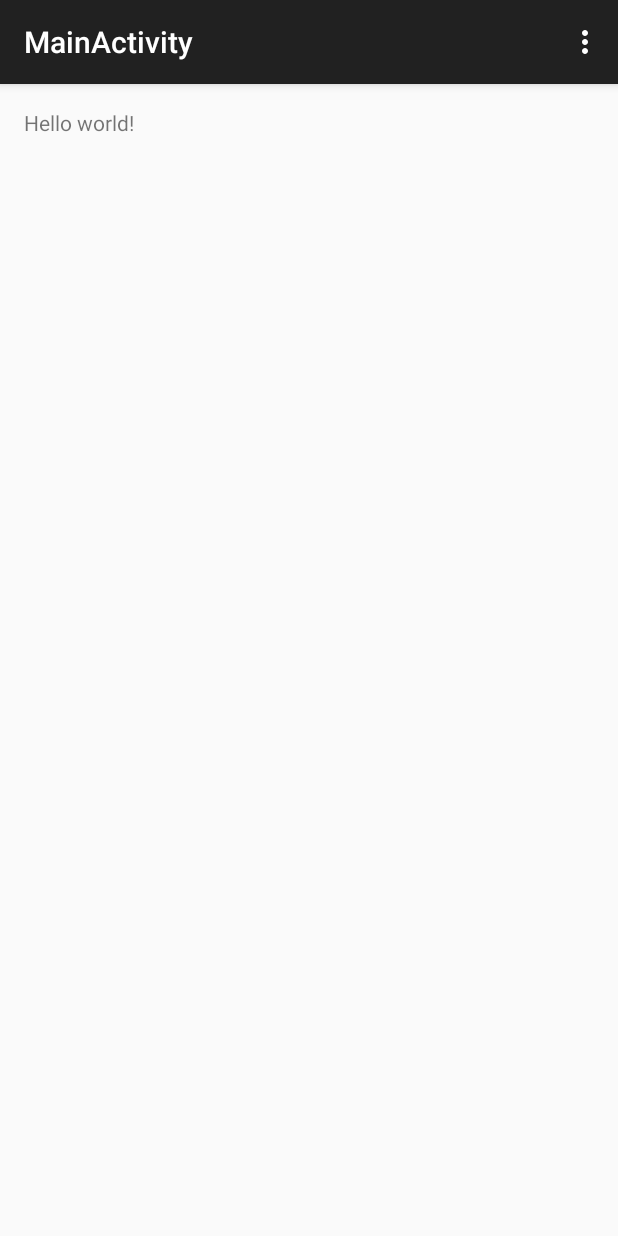
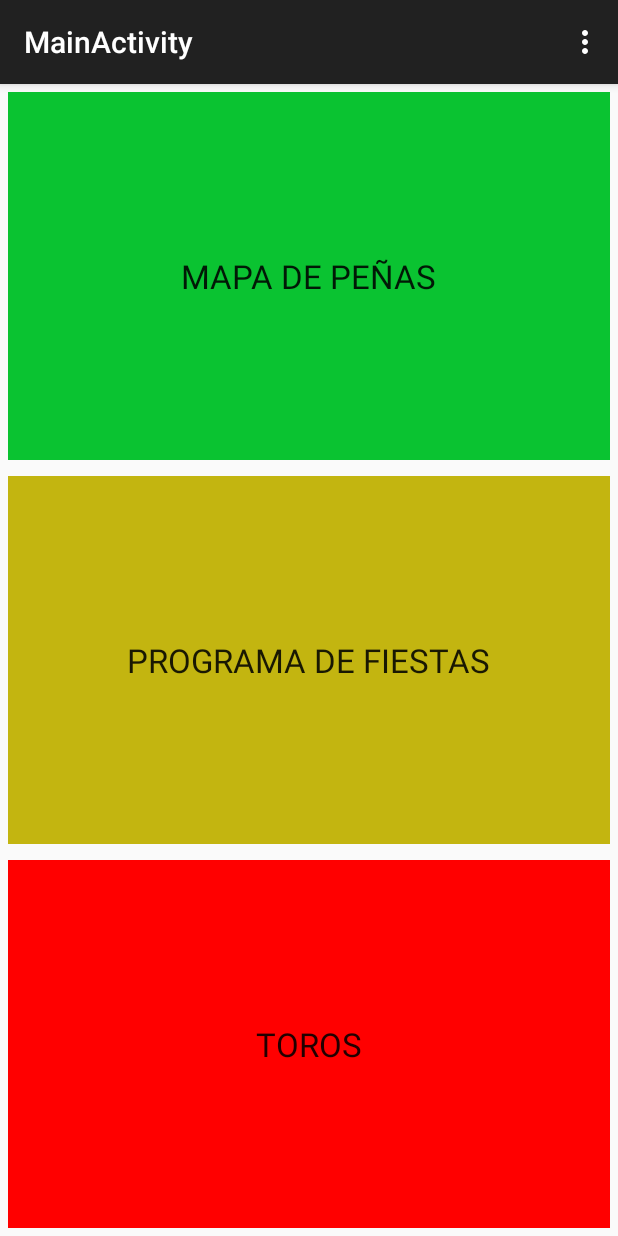
Before and after one commit to jesdela/SanRoman, an Android app: the screen it shows after launch (MainActivity), on a phone screen of 412 x 824 dp. Run offline under Robolectric (Android 15) with nearby library versions, the phone set to English and light mode, and no system bars.

```diff
--- a/app/build.gradle
+++ b/app/build.gradle
@@ -22,4 +22,5 @@ android {
 dependencies {
     compile fileTree(dir: 'libs', include: ['*.jar'])
     compile 'com.android.support:appcompat-v7:22.2.1'
+    compile 'com.google.android.gms:play-services:7.5.0'
 }
--- a/app/src/main/java/com/jldes/fiestassanromandehornija/MainActivity.java
+++ b/app/src/main/java/com/jldes/fiestassanromandehornija/MainActivity.java
@@ -1,9 +1,12 @@
 package com.jldes.fiestassanromandehornija;
 
+import android.content.Intent;
 import android.support.v7.app.AppCompatActivity;
 import android.os.Bundle;
 import android.view.Menu;
 import android.view.MenuItem;
+import android.view.View;
+import android.widget.RelativeLayout;
 
 public class MainActivity extends AppCompatActivity {
 
@@ -11,6 +14,27 @@ public class MainActivity extends AppCompatActivity {
     protected void onCreate(Bundle savedInstanceState) {
         super.onCreate(savedInstanceState);
         setContentView(R.layout.activity_main);
+        RelativeLayout mapa = (RelativeLayout)findViewById(R.id.boton_mapa);
+        RelativeLayout programa = (RelativeLayout)findViewById(R.id.boton_programa);
+        RelativeLayout toros = (RelativeLayout)findViewById(R.id.boton_toros);
+        mapa.setOnClickListener(new View.OnClickListener() {
+            @Override
+            public void onClick(View v) {
+                startActivity(new Intent(MainActivity.this,Mapa.class));
+            }
+        });
+        programa.setOnClickListener(new View.OnClickListener() {
+            @Override
+            public void onClick(View v) {
+                startActivity(new Intent(MainActivity.this,Programa.class));
+            }
+        });
+        toros.setOnClickListener(new View.OnClickListener() {
+            @Override
+            public void onClick(View v) {
+                startActivity(new Intent(MainActivity.this,Toros.class));
+            }
+        });
     }
 
     @Override
--- a/app/src/main/res/layout/activity_main.xml
+++ b/app/src/main/res/layout/activity_main.xml
@@ -1,12 +1,72 @@
 <RelativeLayout xmlns:android="http://schemas.android.com/apk/res/android"
-    xmlns:tools="http://schemas.android.com/tools" android:layout_width="match_parent"
-    android:layout_height="match_parent" android:paddingLeft="@dimen/activity_horizontal_margin"
-    android:paddingRight="@dimen/activity_horizontal_margin"
-    android:paddingTop="@dimen/activity_vertical_margin"
-    android:paddingBottom="@dimen/activity_vertical_margin"
+    xmlns:tools="http://schemas.android.com/tools"
+    android:layout_width="match_parent"
+    android:layout_height="match_parent"
     tools:context="com.jldes.fiestassanromandehornija.MainActivity">
 
-    <TextView android:text="@string/hello_world" android:layout_width="wrap_content"
-        android:layout_height="wrap_content" />
+    <LinearLayout
+        android:layout_width="match_parent"
+        android:layout_height="match_parent"
+        android:layout_centerHorizontal="true"
+        android:layout_centerVertical="true"
+        android:orientation="vertical">
+
+        <RelativeLayout
+            android:layout_width="match_parent"
+            android:layout_height="match_parent"
+            android:layout_gravity="center_horizontal"
+            android:layout_margin="5dp"
+            android:layout_weight="1"
+            android:background="#0ac331"
+            android:id="@+id/boton_mapa">
+
+            <TextView
+                android:id="@+id/textView"
+                android:layout_width="wrap_content"
+                android:layout_height="wrap_content"
+                android:layout_centerHorizontal="true"
+                android:layout_centerVertical="true"
+                android:text="MAPA DE PEÑAS"
+                android:textAppearance="?android:attr/textAppearanceLarge" />
+        </RelativeLayout>
+
+        <RelativeLayout
+            android:layout_width="match_parent"
+            android:layout_height="match_parent"
+            android:layout_gravity="center_horizontal"
+            android:layout_margin="5dp"
+            android:layout_weight="1"
+            android:background="#c3b510"
+            android:id="@+id/boton_programa">
+
+            <TextView
+                android:id="@+id/textView2"
+                android:layout_width="wrap_content"
+                android:layout_height="wrap_content"
+                android:layout_centerHorizontal="true"
+                android:layout_centerVertical="true"
+                android:text="PROGRAMA DE FIESTAS"
+                android:textAppearance="?android:attr/textAppearanceLarge" />
+        </RelativeLayout>
+
+        <RelativeLayout
+            android:layout_width="match_parent"
+            android:layout_height="match_parent"
+            android:layout_gravity="center_horizontal"
+            android:layout_margin="5dp"
+            android:layout_weight="1"
+            android:background="#ff0000"
+            android:id="@+id/boton_toros">
+
+            <TextView
+                android:id="@+id/textView3"
+                android:layout_width="wrap_content"
+                android:layout_height="wrap_content"
+                android:layout_centerHorizontal="true"
+                android:layout_centerVertical="true"
+                android:text="TOROS"
+                android:textAppearance="?android:attr/textAppearanceLarge" />
+        </RelativeLayout>
+    </LinearLayout>
 
 </RelativeLayout>
--- /dev/null
+++ b/app/src/main/res/layout/activity_mapa.xml
@@ -0,0 +1,5 @@
+<fragment xmlns:android="http://schemas.android.com/apk/res/android"
+    xmlns:tools="http://schemas.android.com/tools" android:layout_width="match_parent"
+    android:layout_height="match_parent" android:id="@+id/map"
+    tools:context="com.jldes.fiestassanromandehornija.Mapa"
+    android:name="com.google.android.gms.maps.SupportMapFragment" />
--- a/app/src/main/res/values/strings.xml
+++ b/app/src/main/res/values/strings.xml
@@ -4,4 +4,7 @@
 
     <string name="hello_world">Hello world!</string>
     <string name="action_settings">Settings</string>
+    <string name="title_activity_mapa">Mapa</string>
+    <string name="title_activity_programa">Programa</string>
+    <string name="title_activity_toros">Toros</string>
 </resources>
```
Also changed, not shown: app/src/debug/res/values/google_maps_api.xml (added, +18 -0 lines), app/src/main/AndroidManifest.xml (+31 -0 lines), app/src/main/java/com/jldes/fiestassanromandehornija/Mapa.java (added, +93 -0 lines), app/src/main/java/com/jldes/fiestassanromandehornija/Programa.java (added, +37 -0 lines), app/src/main/java/com/jldes/fiestassanromandehornija/Toros.java (added, +37 -0 lines), app/src/main/res/layout/activity_programa.xml (added, +12 -0 lines), app/src/main/res/layout/activity_toros.xml (added, +12 -0 lines), app/src/main/res/menu/menu_programa.xml (added, +7 -0 lines), app/src/main/res/menu/menu_toros.xml (added, +7 -0 lines), settings.gradle (line endings or trailing spaces), 3 other files.
